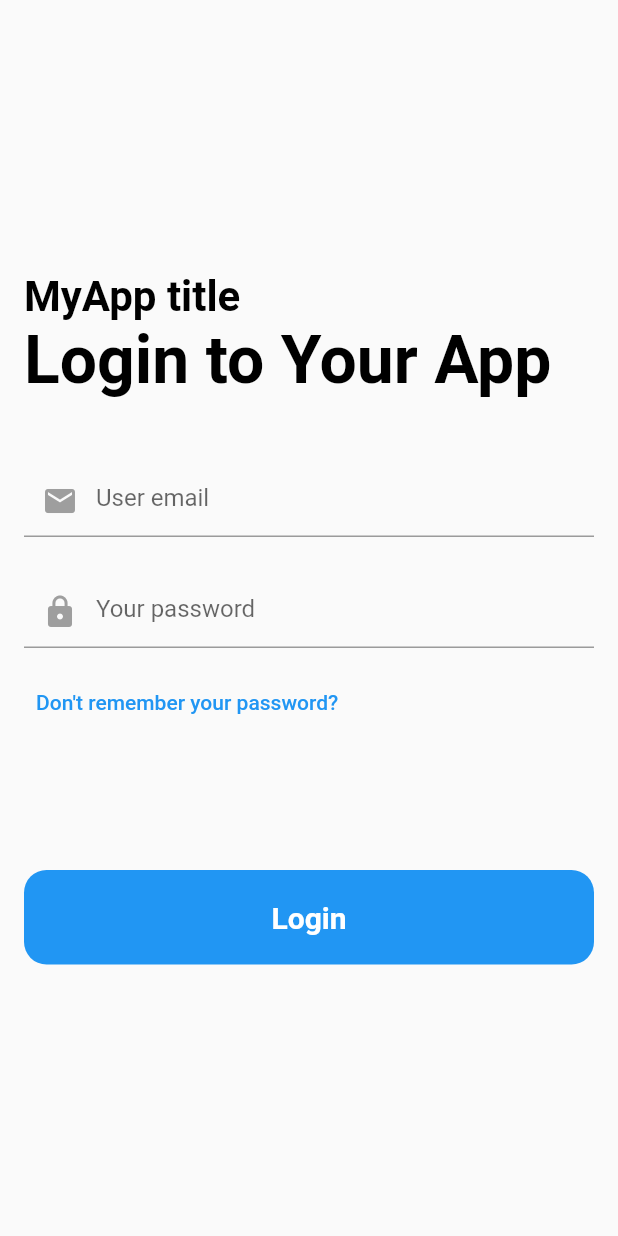
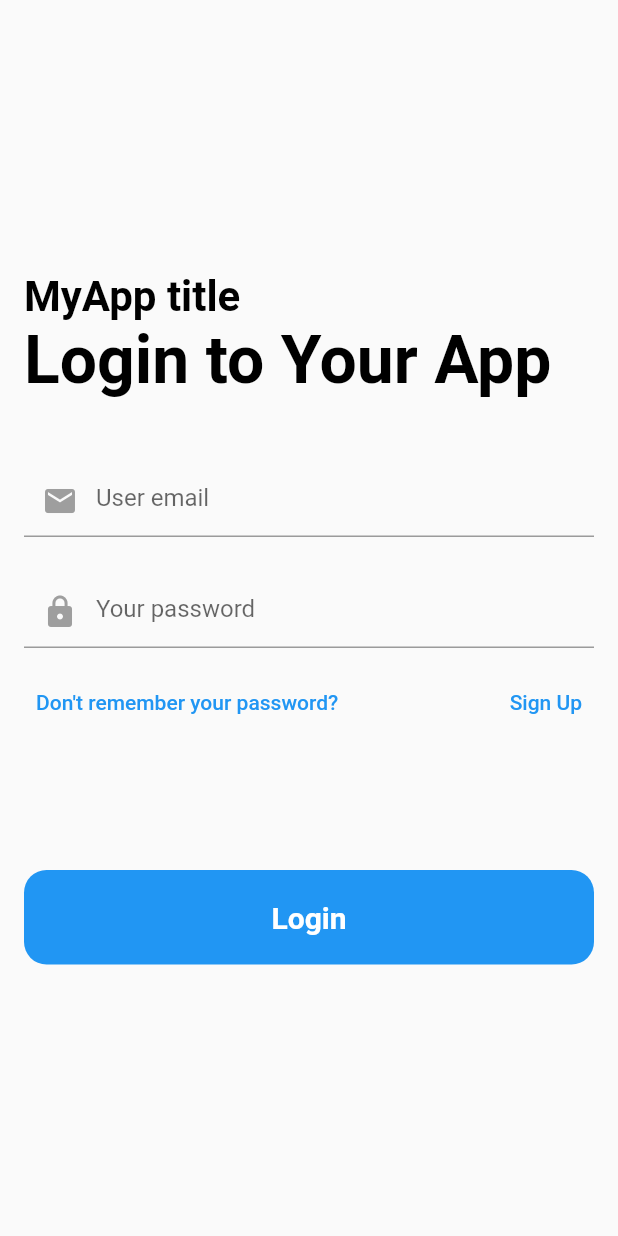
Before and after one commit to mensur056/FireBaseLoginPage, a Flutter app: the screen it shows after launch, on a phone screen of 412 x 824 dp. Run offline on Flutter 3.47's test engine with Material 2 defaults, Android fonts, the phone set to English and light mode, and no system bars; our stand-ins replace firebase_auth, firebase_core; accounts and stored records are empty.

Commit message:
Login Page

```diff
--- a/lib/screen/login_screen.dart
+++ b/lib/screen/login_screen.dart
@@ -2,6 +2,7 @@ import 'package:firebase_auth/firebase_auth.dart';
 import 'package:flutter/material.dart';
 
 import '../profile_screen.dart';
+
 class LoginScreen extends StatefulWidget {
   @override
   _LoginScreenState createState() => _LoginScreenState();
@@ -78,12 +79,23 @@ class _LoginScreenState extends State<LoginScreen> {
           SizedBox(
             height: 12,
           ),
+          Row(
+            children: [
               TextButton(
                 onPressed: () {},
                 child: Text(
                   "Don't remember your password?",
                   style: TextStyle(color: Colors.blue),
-              )),
+                ),
+              ),Spacer(),TextButton(
+                onPressed: () {},
+                child: Text(
+                  "Sign Up",
+                  style: TextStyle(color: Colors.blue),
+                ),
+              ),
+            ],
+          ),
           SizedBox(
             height: 88,
           ),
--- /dev/null
+++ b/lib/screen/sign_up.dart
@@ -0,0 +1 @@
+import 'package:flutter/material.dart';
```
Lines whose indentation alone changed are shown as unchanged.
